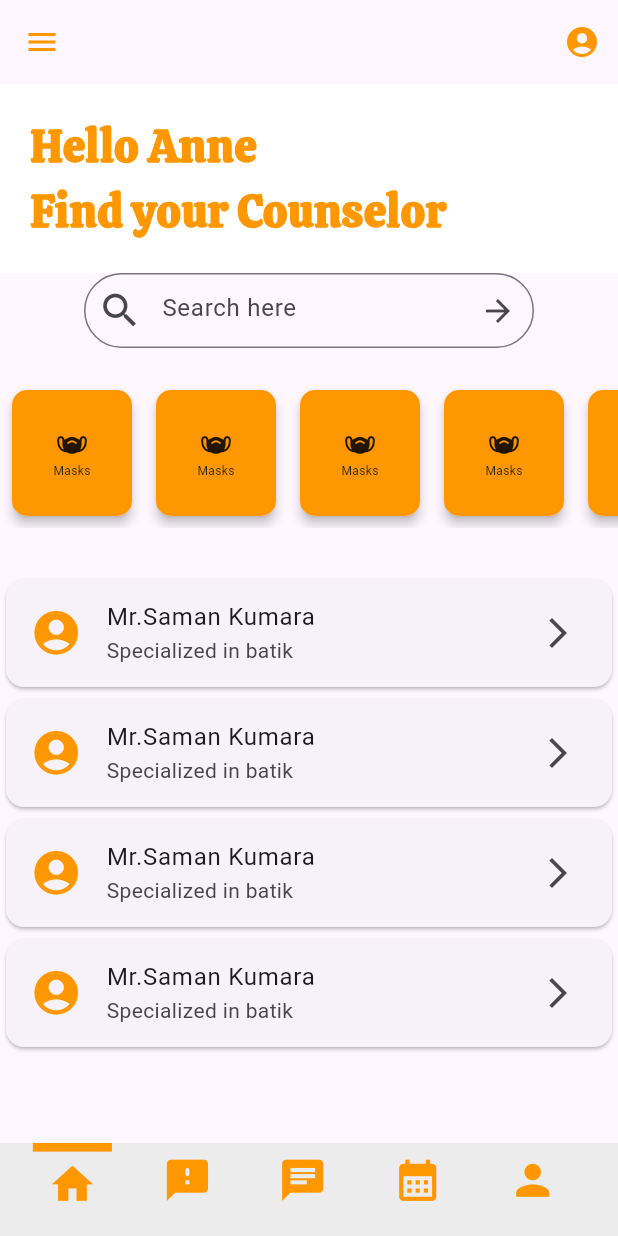
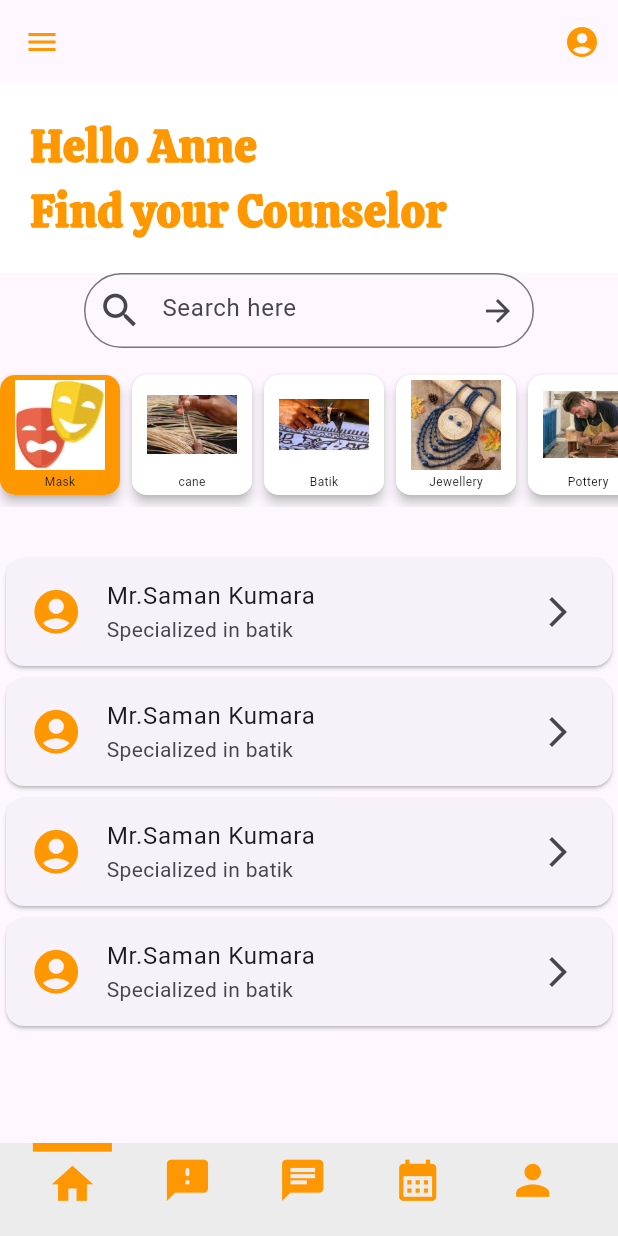
Before and after one commit to kasunipalliyaguruge/HandiChatCraft, a Flutter app: the screen it shows after launch, on a phone screen of 412 x 824 dp. Run offline on Flutter 3.47's test engine with Material 3 defaults, Android fonts, the phone set to English and light mode, and no system bars; our stand-ins replace calendar_date_picker2, device_preview, firebase_core; accounts and stored records are empty.

Commit message:
first commit

```diff
--- a/handichatcraft_w1985612/lib/model/category_model.dart
+++ b/handichatcraft_w1985612/lib/model/category_model.dart
@@ -2,17 +2,36 @@ import 'package:flutter/material.dart';
 
 class CategoryModel {
   late String categoryname;
-  late IconData categoryicon;
+  late String imagePath;
+  bool active;
 
-  CategoryModel({required this.categoryname, required this.categoryicon});
+  CategoryModel(
+      {required this.categoryname,
+      required this.imagePath,
+      required this.active});
 }
 
 //category data list
 
 List categoryDataList = [
-  CategoryModel(categoryname: "Mask", categoryicon: Icons.masks),
-  CategoryModel(categoryname: "Mask", categoryicon: Icons.masks),
-  CategoryModel(categoryname: "Mask", categoryicon: Icons.masks),
-  CategoryModel(categoryname: "Mask", categoryicon: Icons.masks),
-  CategoryModel(categoryname: "Mask", categoryicon: Icons.masks),
+  CategoryModel(
+      categoryname: "Mask", imagePath: "asset/images/Masks.jpg", active: true),
+  CategoryModel(
+      categoryname: "cane", imagePath: "asset/images/Cane.jpg", active: false),
+  CategoryModel(
+      categoryname: "Batik",
+      imagePath: "asset/images/Batik.jpg",
+      active: false),
+  CategoryModel(
+      categoryname: "Jewellery",
+      imagePath: "asset/images/handicraftJewellery.jpg",
+      active: false),
+  CategoryModel(
+      categoryname: "Pottery",
+      imagePath: "asset/images/Pottery.jpg",
+      active: false),
+  CategoryModel(
+      categoryname: "ResinArt",
+      imagePath: "asset/images/ResinArt.jpg",
+      active: false),
 ];
--- a/handichatcraft_w1985612/lib/pages/booking_confirmed_page.dart
+++ b/handichatcraft_w1985612/lib/pages/booking_confirmed_page.dart
@@ -23,7 +23,7 @@ class BookingConfirmedpage extends StatelessWidget {
           color: white,
         ),
       ),
-      bottomNavigationBar: BottomNavBar(),
+      bottomNavigationBar: const BottomNavBar(),
       backgroundColor: primaryColor50,
       body: Expanded(
         child: Stack(
@@ -34,7 +34,7 @@ class BookingConfirmedpage extends StatelessWidget {
             Column(
               mainAxisAlignment: MainAxisAlignment.center,
               children: [
-                SizedBox(
+                const SizedBox(
                   height: 120,
                 ),
                 BookingCard(
@@ -43,7 +43,7 @@ class BookingConfirmedpage extends StatelessWidget {
                             "Mr.Saman Kumara", "specialized in batik", "ggj"),
                         "Nimal",
                         DateTime.now())),
-                SizedBox(
+                const SizedBox(
                   height: 80,
                 ),
                 Botton(context),
--- a/handichatcraft_w1985612/lib/pages/counselor_page.dart
+++ b/handichatcraft_w1985612/lib/pages/counselor_page.dart
@@ -24,7 +24,7 @@ class CounselorPage extends StatelessWidget {
           ),
         ],
       ),
-      bottomNavigationBar: BottomNavBar(),
+      bottomNavigationBar: const BottomNavBar(),
       body: SingleChildScrollView(
         child: Column(
           children: [
@@ -60,16 +60,16 @@ class CounselorPage extends StatelessWidget {
                 ],
               ),
             ),
-            SearchBox(),
-            SizedBox(
+            const SearchBox(),
+            const SizedBox(
               height: 10,
             ),
-            CategoryCard(),
-            SizedBox(
+            const CategoryCard(),
+            const SizedBox(
               height: 30,
             ),
-            CounselorList(),
-            SizedBox(
+            const CounselorList(),
+            const SizedBox(
               height: 20,
             ),
           ],
--- a/handichatcraft_w1985612/lib/pages/schedule_page.dart
+++ b/handichatcraft_w1985612/lib/pages/schedule_page.dart
@@ -29,7 +29,7 @@ class _ShedulePageState extends State<ShedulePage> {
   }
 
   void submit() {
-    db.collection("Appointments").doc().set({"name": "Kamal", "age": 21});
+    db.collection("Appointments").doc().set({"user name": "Kamal", "age": 21});
   }
 
   void setAppointment(DateTime dateTime) {
@@ -51,7 +51,7 @@ class _ShedulePageState extends State<ShedulePage> {
           color: Colors.orange,
         ),
       ),
-      bottomNavigationBar: BottomNavBar(),
+      bottomNavigationBar: const BottomNavBar(),
       body: SingleChildScrollView(
         child: Column(
           children: [
@@ -83,7 +83,7 @@ class _ShedulePageState extends State<ShedulePage> {
                   TimeSelector(
                       startTime: DateTime.now().copyWith(hour: 10),
                       callback: setAppointment),
-                  SizedBox(
+                  const SizedBox(
                     height: 10,
                   ),
                   Container(
--- a/handichatcraft_w1985612/lib/widget/button_row.dart
+++ b/handichatcraft_w1985612/lib/widget/button_row.dart
@@ -1,6 +1,4 @@
-import 'package:flutter/cupertino.dart';
 import 'package:flutter/material.dart';
-import 'package:flutter/widgets.dart';
 import 'package:handichatcraft_w1985612/widget/constant.dart';
 import 'package:intl/intl.dart';
 
@@ -37,7 +35,7 @@ class _TimeSelectorState extends State<TimeSelector> {
           active: row,
         ),
         ButtonRow(
-          startTime: widget.startTime.add(Duration(hours: 4)),
+          startTime: widget.startTime.add(const Duration(hours: 4)),
           callback: _update,
           row: 1,
           selected: selected,
--- a/handichatcraft_w1985612/lib/widget/category.dart
+++ b/handichatcraft_w1985612/lib/widget/category.dart
@@ -6,33 +6,38 @@ class CategoryCard extends StatelessWidget {
 
   @override
   Widget build(BuildContext context) {
-    return Column(
-      mainAxisAlignment: MainAxisAlignment.spaceBetween,
-      children: [
-        SizedBox(height: 10,),
-        SizedBox(
-          height: 100,
-          child: ListView.builder(
+    return SingleChildScrollView(
       scrollDirection: Axis.horizontal,
-            itemCount: categoryDataList.length,
-            itemBuilder: (context, index) => Padding(
-              padding: const EdgeInsets.all(8.0),
+      child: Row(
+        children: List.generate(
+          categoryDataList.length,
+          (index) => Padding(
+            padding: const EdgeInsets.only(right: 8, bottom: 8, top: 8),
             child: Material(
               elevation: 3,
               borderRadius: BorderRadius.circular(10),
               child: Container(
-                  height: 100,
+                height: 80,
                 width: 80,
                 decoration: BoxDecoration(
-                      color: Colors.orange,
+                    color: categoryDataList[index].active
+                        ? Colors.orange
+                        : Colors.white,
                     borderRadius: BorderRadius.circular(10)),
-                  child: const Column(
+                child: Column(
                   mainAxisAlignment: MainAxisAlignment.center,
                   children: [
-                      Icon(Icons.masks),
+                    Image.asset(
+                      categoryDataList[index].imagePath,
+                      height: 60,
+                      width: 60,
+                    ),
+                    const SizedBox(
+                      height: 3,
+                    ),
                     Text(
-                        "Masks",
-                        style: TextStyle(fontSize: 8),
+                      categoryDataList[index].categoryname,
+                      style: const TextStyle(fontSize: 8),
                     )
                   ],
                 ),
@@ -41,7 +46,6 @@ class CategoryCard extends StatelessWidget {
           ),
         ),
       ),
-      ],
     );
   }
 }
```
Also changed, not shown: handichatcraft_w1985612_feedbackpages/analysis_options.yaml (added, +28 -0 lines), handichatcraft_w1985612_feedbackpages/lib/main.dart (added, +125 -0 lines), handichatcraft_w1985612_feedbackpages/pubspec.yaml (added, +90 -0 lines), handichatcraft_w1985612_feedbackpages/pubspec.lock (added), 124 other files. Lines whose indentation alone changed are shown as unchanged.
